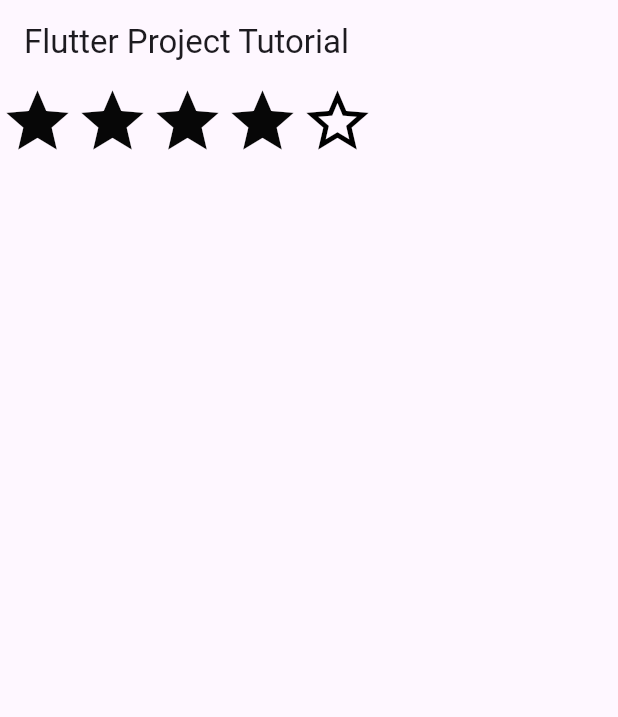
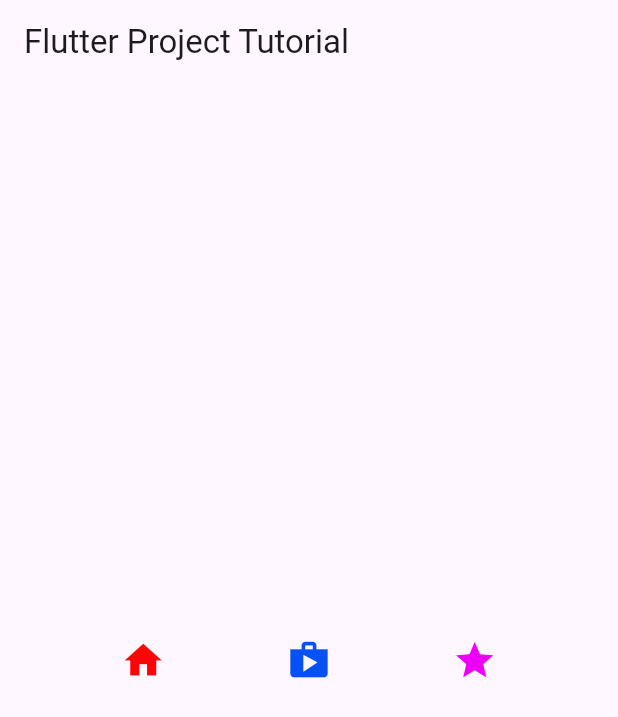
Before and after one commit to fiftee15n/flutter_application_1, a Flutter app: the screen it shows after launch, on a phone screen of 412 x 824 dp. Shown: the top 717 px of the screen. Run offline on Flutter 3.47's test engine with Material 3 defaults, Android fonts, the phone set to English and light mode, and no system bars; our stand-ins replace iconsax.

Commit message:
Work with row Alignmnet

```diff
--- a/lib/main.dart
+++ b/lib/main.dart
@@ -11,40 +11,38 @@ class MyApp extends StatelessWidget {
     return MaterialApp(
       home: Scaffold(
         appBar: AppBar(title: Text('Flutter Project Tutorial')),
-        body: Row(
+        body: Container(
+          height: double.infinity,
+          child: Row(
+
+            mainAxisAlignment: MainAxisAlignment.spaceEvenly,
+            crossAxisAlignment: CrossAxisAlignment.center,
             children: [
               Icon(
-              Icons.star,
-              size: 50,
-              color:const Color.fromARGB(255, 7, 7, 7),
+                Icons.home,
+                size: 30,
+                color:const Color.fromARGB(255, 254, 4, 4),
+              ),
+              Icon(
+                Icons.shop,
+                size: 30,
+                color:const Color.fromARGB(255, 5, 81, 244),
               ),
               Icon(
                 Icons.star,
-              size: 50,
-              color:const Color.fromARGB(255, 7, 7, 7),
+                size: 30,
+                color:const Color.fromARGB(255, 236, 0, 248),
               ),
-            Icon(
-              Icons.star,
-              size: 50,
-              color:const Color.fromARGB(255, 7, 7, 7),
-            ),
-            Icon(
-              Icons.star,
-              size: 50,
-              color:const Color.fromARGB(255, 7, 7, 7),
-            ),
-            Icon(
-              Icons.star_outline,
-              size: 50,
-              color:const Color.fromARGB(255, 0, 0, 0),
 
-            ),
+
+
 
 
 
             ],
           ),
         ),
+      ),
     );
   }
 }
```
Lines whose indentation alone changed are shown as unchanged.
